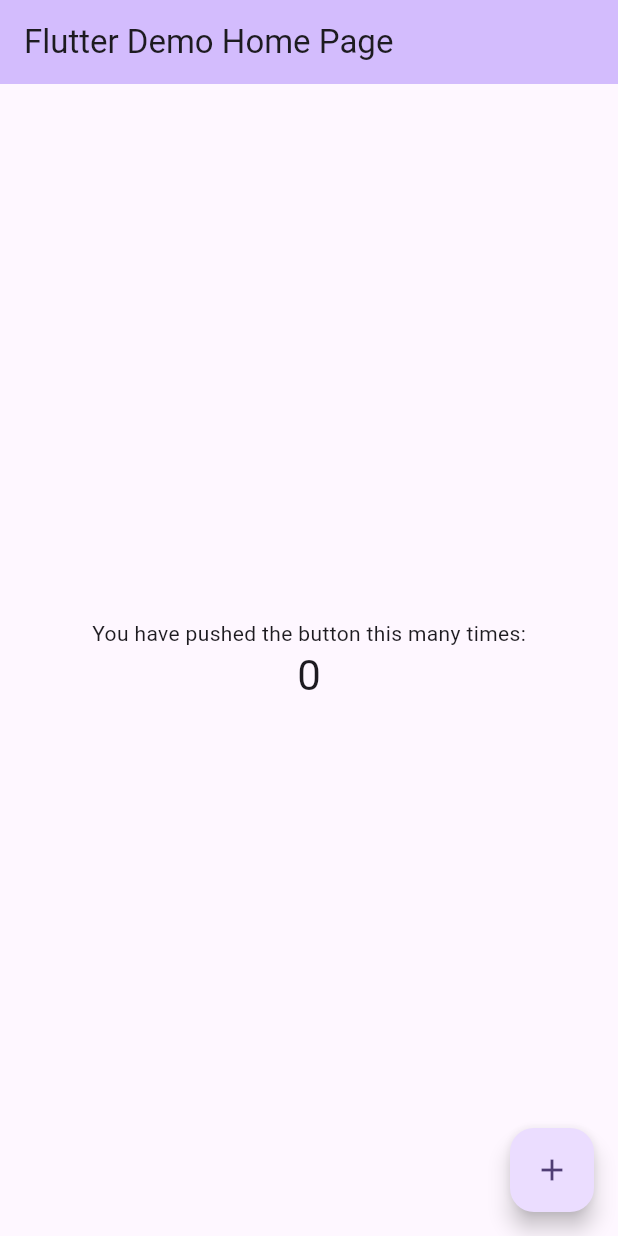
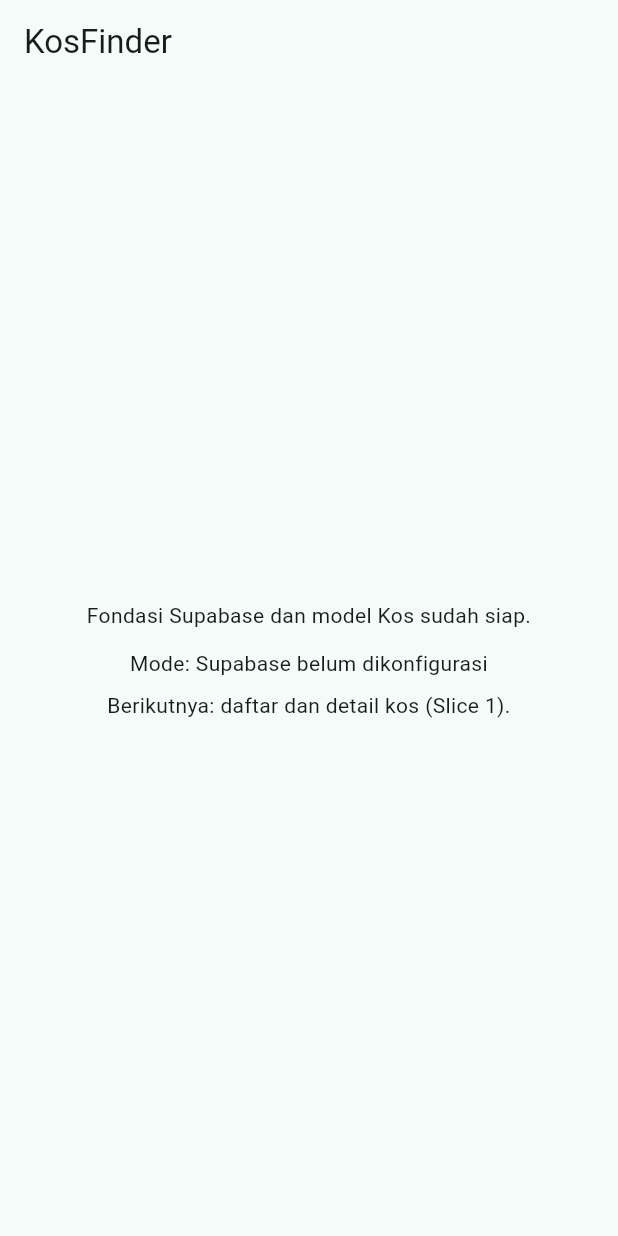
Before and after one commit to GadingAnanta/kosfinder, a Flutter app: the screen it shows after launch, on a phone screen of 412 x 824 dp. Run offline on Flutter 3.47's test engine with Material 3 defaults, Android fonts, the phone set to English and light mode, and no system bars; our stand-ins replace material_ui, supabase_flutter; accounts and stored records are empty.

Commit message:
T01: konfigurasi Supabase dan model Kos (US01-AC1)

```diff
--- /dev/null
+++ b/lib/app.dart
@@ -0,0 +1,56 @@
+import 'package:material_ui/material_ui.dart';
+
+import 'config/supabase_config.dart';
+
+class KosFinderApp extends StatelessWidget {
+  const KosFinderApp({super.key});
+
+  @override
+  Widget build(BuildContext context) {
+    return MaterialApp(
+      debugShowCheckedModeBanner: false,
+      title: 'KosFinder',
+      theme: ThemeData(colorSchemeSeed: Colors.teal, useMaterial3: true),
+      home: const BootstrapPage(),
+    );
+  }
+}
+
+/// Halaman sementara untuk T01.
+/// T04 akan menggantinya dengan daftar kos.
+class BootstrapPage extends StatelessWidget {
+  const BootstrapPage({super.key});
+
+  @override
+  Widget build(BuildContext context) {
+    return Scaffold(
+      appBar: AppBar(title: const Text('KosFinder')),
+      body: Center(
+        child: Padding(
+          padding: const EdgeInsets.all(24),
+          child: Column(
+            mainAxisSize: MainAxisSize.min,
+            children: [
+              const Text(
+                'Fondasi Supabase dan model Kos sudah siap.',
+                textAlign: TextAlign.center,
+              ),
+              const SizedBox(height: 12),
+              Text(
+                SupabaseConfig.isConfigured
+                    ? 'Mode: Supabase aktif'
+                    : 'Mode: Supabase belum dikonfigurasi',
+                textAlign: TextAlign.center,
+              ),
+              const SizedBox(height: 8),
+              const Text(
+                'Berikutnya: daftar dan detail kos (Slice 1).',
+                textAlign: TextAlign.center,
+              ),
+            ],
+          ),
+        ),
+      ),
+    );
+  }
+}
--- /dev/null
+++ b/lib/config/supabase_config.dart
@@ -0,0 +1,8 @@
+/// Konfigurasi Supabase dibaca dari --dart-define.
+/// Jangan pernah menaruh URL/key asli di kode atau repository.
+class SupabaseConfig {
+  static const url = String.fromEnvironment('SUPABASE_URL');
+  static const anonKey = String.fromEnvironment('SUPABASE_ANON_KEY');
+
+  static bool get isConfigured => url.isNotEmpty && anonKey.isNotEmpty;
+}
--- a/lib/main.dart
+++ b/lib/main.dart
@@ -1,122 +1,20 @@
 import 'package:material_ui/material_ui.dart';
+import 'package:supabase_flutter/supabase_flutter.dart';
 
-void main() {
-  runApp(const MyApp());
-}
+import 'app.dart';
+import 'config/supabase_config.dart';
 
-class MyApp extends StatelessWidget {
-  const MyApp({super.key});
+Future<void> main() async {
+  WidgetsFlutterBinding.ensureInitialized();
 
-  // This widget is the root of your application.
-  @override
-  Widget build(BuildContext context) {
-    return MaterialApp(
-      title: 'Flutter Demo',
-      theme: ThemeData(
-        // This is the theme of your application.
-        //
-        // TRY THIS: Try running your application with "flutter run". You'll see
-        // the application has a purple toolbar. Then, without quitting the app,
-        // try changing the seedColor in the colorScheme below to Colors.green
-        // and then invoke "hot reload" (save your changes or press the "hot
-        // reload" button in a Flutter-supported IDE, or press "r" if you used
-        // the command line to start the app).
-        //
-        // Notice that the counter didn't reset back to zero; the application
-        // state is not lost during the reload. To reset the state, use hot
-        // restart instead.
-        //
-        // This works for code too, not just values: Most code changes can be
-        // tested with just a hot reload.
-        colorScheme: .fromSeed(seedColor: Colors.deepPurple),
-      ),
-      home: const MyHomePage(title: 'Flutter Demo Home Page'),
+  // Mode tanpa konfigurasi tetap bisa membuka aplikasi.
+  // Tugas berikutnya yang memakai data akan memerlukan --dart-define.
+  if (SupabaseConfig.isConfigured) {
+    await Supabase.initialize(
+      url: SupabaseConfig.url,
+      publishableKey: SupabaseConfig.anonKey,
     );
   }
+
+  runApp(const KosFinderApp());
 }
-
-class MyHomePage extends StatefulWidget {
-  const MyHomePage({super.key, required this.title});
-
-  // This widget is the home page of your application. It is stateful, meaning
-  // that it has a State object (defined below) that contains fields that affect
-  // how it looks.
-
-  // This class is the configuration for the state. It holds the values (in this
-  // case the title) provided by the parent (in this case the App widget) and
-  // used by the build method of the State. Fields in a Widget subclass are
-  // always marked "final".
-
-  final String title;
-
-  @override
-  State<MyHomePage> createState() => _MyHomePageState();
-}
-
-class _MyHomePageState extends State<MyHomePage> {
-  int _counter = 0;
-
-  void _incrementCounter() {
-    setState(() {
-      // This call to setState tells the Flutter framework that something has
-      // changed in this State, which causes it to rerun the build method below
-      // so that the display can reflect the updated values. If we changed
-      // _counter without calling setState(), then the build method would not be
-      // called again, and so nothing would appear to happen.
-      _counter++;
-    });
-  }
-
-  @override
-  Widget build(BuildContext context) {
-    // This method is rerun every time setState is called, for instance as done
-    // by the _incrementCounter method above.
-    //
-    // The Flutter framework has been optimized to make rerunning build methods
-    // fast, so that you can just rebuild anything that needs updating rather
-    // than having to individually change instances of widgets.
-    return Scaffold(
-      appBar: AppBar(
-        // TRY THIS: Try changing the color here to a specific color (to
-        // Colors.amber, perhaps?) and trigger a hot reload to see the AppBar
-        // change color while the other colors stay the same.
-        backgroundColor: Theme.of(context).colorScheme.inversePrimary,
-        // Here we take the value from the MyHomePage object that was created by
-        // the App.build method, and use it to set our appbar title.
-        title: Text(widget.title),
-      ),
-      body: Center(
-        // Center is a layout widget. It takes a single child and positions it
-        // in the middle of the parent.
-        child: Column(
-          // Column is also a layout widget. It takes a list of children and
-          // arranges them vertically. By default, it sizes itself to fit its
-          // children horizontally, and tries to be as tall as its parent.
-          //
-          // Column has various properties to control how it sizes itself and
-          // how it positions its children. Here we use mainAxisAlignment to
-          // center the children vertically; the main axis here is the vertical
-          // axis because Columns are vertical (the cross axis would be
-          // horizontal).
-          //
-          // TRY THIS: Invoke "debug painting" (choose the "Toggle Debug Paint"
-          // action in the IDE, or press "p" in the console), to see the
-          // wireframe for each widget.
-          mainAxisAlignment: .center,
-          children: [
-            const Text('You have pushed the button this many times:'),
-            Text(
-              '$_counter',
-              style: Theme.of(context).textTheme.headlineMedium,
-            ),
-          ],
-        ),
-      ),
-      floatingActionButton: FloatingActionButton(
-        onPressed: _incrementCounter,
-        tooltip: 'Increment',
-        child: const Icon(Icons.add),
-      ),
-    );
-  }
-}
--- /dev/null
+++ b/lib/models/kos.dart
@@ -0,0 +1,54 @@
+/// Model satu baris tabel public.kos.
+class Kos {
+  const Kos({
+    required this.id,
+    required this.ownerId,
+    required this.nama,
+    required this.area,
+    required this.harga,
+    required this.fasilitas,
+    required this.jumlahKamar,
+    this.createdAt,
+  });
+
+  final String id;
+  final String ownerId;
+  final String nama;
+  final String area;
+  final int harga;
+  final String fasilitas;
+  final int jumlahKamar;
+  final DateTime? createdAt;
+
+  bool get isPenuh => jumlahKamar == 0;
+
+  factory Kos.fromMap(Map<String, dynamic> map) {
+    return Kos(
+      id: map['id'] as String? ?? '',
+      ownerId: map['owner_id'] as String? ?? '',
+      nama: map['nama'] as String? ?? '',
+      area: map['area'] as String? ?? '',
+      harga: _asInt(map['harga']),
+      fasilitas: map['fasilitas'] as String? ?? '',
+      jumlahKamar: _asInt(map['jumlah_kamar']),
+      createdAt: DateTime.tryParse(map['created_at'] as String? ?? ''),
+    );
+  }
+
+  Map<String, dynamic> toMap() {
+    return {
+      'owner_id': ownerId,
+      'nama': nama,
+      'area': area,
+      'harga': harga,
+      'fasilitas': fasilitas,
+      'jumlah_kamar': jumlahKamar,
+    };
+  }
+
+  static int _asInt(Object? value) {
+    if (value is int) return value;
+    if (value is num) return value.toInt();
+    return 0;
+  }
+}
--- a/pubspec.yaml
+++ b/pubspec.yaml
@@ -35,6 +35,8 @@ dependencies:
   # The following adds the Cupertino Icons font to your application.
   # Use with the CupertinoIcons class for iOS style icons.
   cupertino_icons: ^1.0.8
+  supabase_flutter: ^2.18.3
+  provider: ^6.1.5+1
 
 dev_dependencies:
   flutter_test:
```
Also changed, not shown: pubspec.lock, 3 other files.
